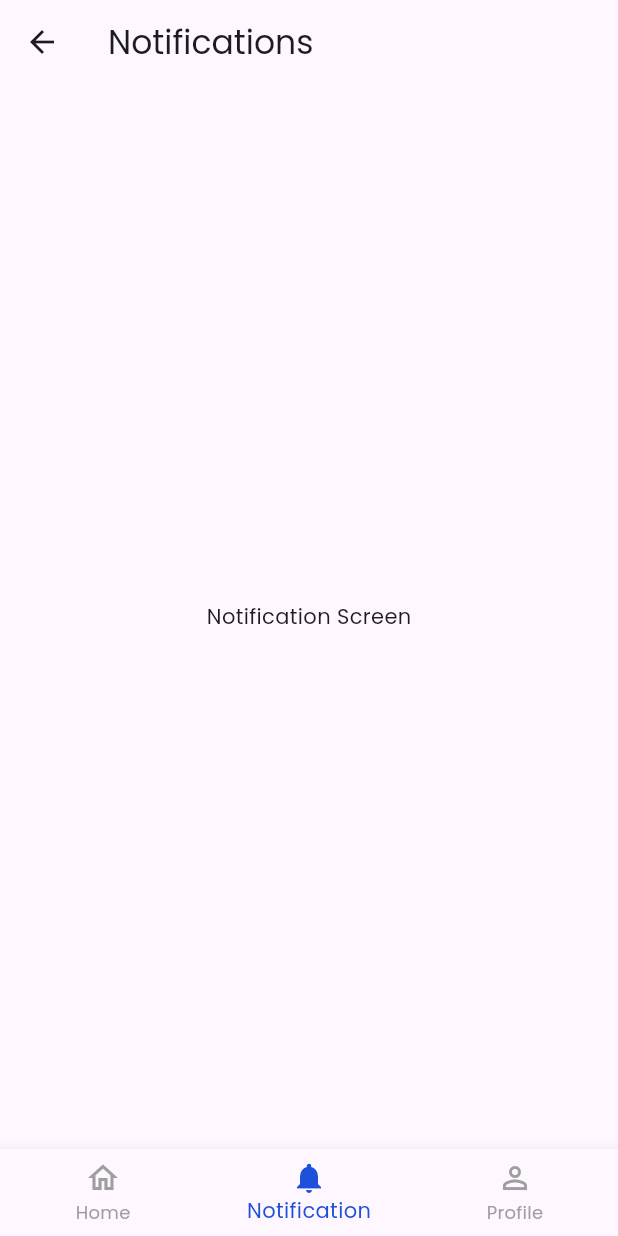
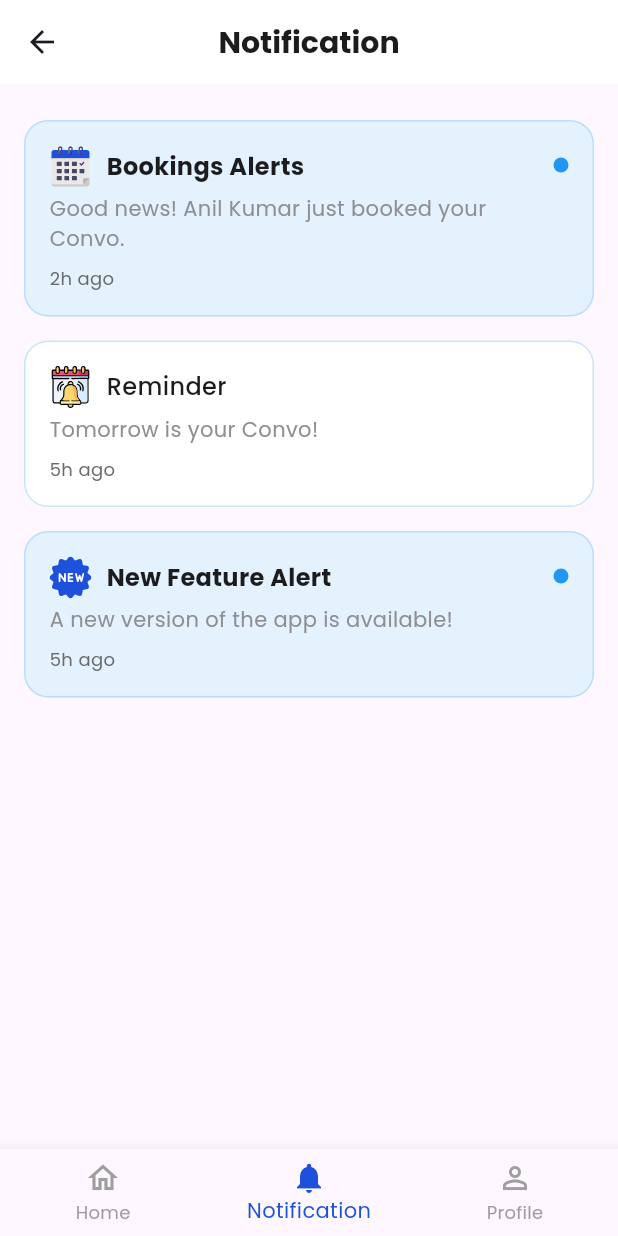
Before and after one commit to AmanUllahAkhand/sayara_hub_app, a Flutter app: the MainTabScreen screen opened by its route, item 2 of the bottom bar chosen, on a phone screen of 412 x 824 dp. Run offline on Flutter 3.47's test engine with Material 3 defaults, Android fonts, the light colour scheme and no system bars; our stand-ins replace flutter_svg, get; project files that could hold a hidden picture were left out.

Commit message:
feat: add notification screen with swipe delete and read state

```diff
--- a/lib/core/constants/app_svgs.dart
+++ b/lib/core/constants/app_svgs.dart
@@ -15,4 +15,10 @@ class AppSvgs {
   static const String battery = 'assets/images/svg/battery.svg';
   static const String spares = 'assets/images/svg/spares.svg';
   static const String electrical = 'assets/images/svg/elec.svg';
+
+  //Notification:
+  static const String booking = 'assets/images/svg/booking.svg';
+  static const String newFeature = 'assets/images/svg/newFeature.svg';
+  static const String reminder = 'assets/images/svg/reminder.svg';
+  static const String delete = 'assets/images/svg/delete.svg';
 }
--- a/lib/features/common/view/main_tab_screen.dart
+++ b/lib/features/common/view/main_tab_screen.dart
@@ -2,6 +2,7 @@ import 'package:flutter/material.dart';
 import 'package:get/get.dart';
 import '../../../core/constants/app_colors.dart';
 import '../../home/view/home_screen.dart';
+import '../../notifications/binding/notification_binding.dart';
 import '../../notifications/view/notification_screen.dart';
 import '../../profile/view/profile_screen.dart';
 import '../controller/bottom_nav_controller.dart';
@@ -18,6 +19,7 @@ class MainTabScreen extends GetView<BottomNavController> {
 
   @override
   Widget build(BuildContext context) {
+    NotificationBinding().dependencies();
     return Obx(
           () => Scaffold(
         body: IndexedStack(
--- a/lib/features/notifications/binding/notification_binding.dart
+++ b/lib/features/notifications/binding/notification_binding.dart
@@ -0,0 +1,9 @@
+import 'package:get/get.dart';
+import '../controller/notification_controller.dart';
+
+class NotificationBinding extends Bindings {
+  @override
+  void dependencies() {
+    Get.lazyPut(() => NotificationController());
+  }
+}
--- a/lib/features/notifications/controller/notification_controller.dart
+++ b/lib/features/notifications/controller/notification_controller.dart
@@ -0,0 +1,92 @@
+import 'package:flutter/material.dart';
+import 'package:get/get.dart';
+
+import '../../../core/constants/app_colors.dart';
+import '../../../core/widgets/custom_text_view.dart';
+import '../model/notification_model.dart';
+
+class NotificationController extends GetxController {
+  final RxList<NotificationItem> notifications = <NotificationItem>[
+    NotificationItem(
+      id: '1',
+      title: 'Bookings Alerts',
+      message: 'Good news! Anil Kumar just booked your Convo.',
+      timeAgo: '2h ago',
+      isRead: false,
+      type: NotificationType.booking,
+    ),
+    NotificationItem(
+      id: '2',
+      title: 'Reminder',
+      message: 'Tomorrow is your Convo!',
+      timeAgo: '5h ago',
+      isRead: true,
+      type: NotificationType.reminder,
+    ),
+    NotificationItem(
+      id: '3',
+      title: 'New Feature Alert',
+      message: 'A new version of the app is available!',
+      timeAgo: '5h ago',
+      isRead: false,
+      type: NotificationType.feature,
+    ),
+  ].obs;
+
+  void markAsRead(String id) {
+    final index = notifications.indexWhere((n) => n.id == id);
+    if (index != -1) {
+      notifications[index] = notifications[index].copyWith(isRead: true);
+      notifications.refresh();
+    }
+  }
+
+  void deleteNotification(String id) {
+    notifications.removeWhere((n) => n.id == id);
+    notifications.refresh();
+  }
+
+  void showDeleteConfirm(String id, String title) {
+    Get.dialog(
+      AlertDialog(
+        shape: RoundedRectangleBorder(borderRadius: BorderRadius.circular(16)),
+        title: CustomTextView(
+          text: 'Delete Notification?',
+          fontWeight: FontWeight.bold,
+          color: AppColors.textPrimary,
+        ),
+        content: CustomTextView(
+          text: 'Are you sure you want to delete "$title"?',
+          color: AppColors.textSecondary,
+        ),
+        actions: [
+          TextButton(
+            onPressed: () => Get.back(),
+            child: CustomTextView(text: 'No', color: AppColors.primary),
+          ),
+          TextButton(
+            onPressed: () {
+              deleteNotification(id);
+              Get.back();
+            },
+            child: CustomTextView(text: 'Yes', color: Colors.red),
+          ),
+        ],
+      ),
+    );
+  }
+}
+
+// Extension for easy copy
+extension NotificationCopy on NotificationItem {
+  NotificationItem copyWith({bool? isRead}) {
+    return NotificationItem(
+      id: id,
+      title: title,
+      message: message,
+      timeAgo: timeAgo,
+      isRead: isRead ?? this.isRead,
+      type: type,
+    );
+  }
+}
--- a/lib/features/notifications/model/notification_model.dart
+++ b/lib/features/notifications/model/notification_model.dart
@@ -0,0 +1,23 @@
+class NotificationItem {
+  final String id;
+  final String title;
+  final String message;
+  final String timeAgo;
+  final bool isRead;
+  final NotificationType type; // To differentiate icon & style
+
+  NotificationItem({
+    required this.id,
+    required this.title,
+    required this.message,
+    required this.timeAgo,
+    required this.isRead,
+    required this.type,
+  });
+}
+
+enum NotificationType {
+  booking,
+  reminder,
+  feature,
+}
--- a/lib/features/notifications/view/notification_screen.dart
+++ b/lib/features/notifications/view/notification_screen.dart
@@ -1,13 +1,164 @@
-import 'package:flutter/cupertino.dart';
 import 'package:flutter/material.dart';
+import 'package:flutter_svg/svg.dart';
+import 'package:get/get.dart';
+import '../../../core/constants/app_colors.dart';
+import '../../../core/constants/app_svgs.dart';
+import '../../../core/widgets/custom_text_view.dart';
+import '../controller/notification_controller.dart';
+import '../model/notification_model.dart';
 
-class NotificationScreen extends StatelessWidget {
+class NotificationScreen extends GetView<NotificationController> {
   const NotificationScreen({super.key});
+
   @override
   Widget build(BuildContext context) {
     return Scaffold(
-      appBar: AppBar(title: const Text('Notifications')),
-      body: const Center(child: Text('Notification Screen')),
+      appBar: AppBar(
+        leading: IconButton(
+          icon: const Icon(Icons.arrow_back),
+          onPressed: () => Get.back(),
+        ),
+        title: CustomTextView(
+          text: 'Notification',
+          fontSize: 20,
+          fontWeight: FontWeight.bold,
+          color: AppColors.textPrimary,
+        ),
+        centerTitle: true,
+        backgroundColor: Colors.white,
+        elevation: 0,
+      ),
+      body: Obx(() {
+        if (controller.notifications.isEmpty) {
+          return const Center(child: Text('No notifications yet'));
+        }
+
+        return ListView.builder(
+          padding: const EdgeInsets.all(16),
+          itemCount: controller.notifications.length,
+          itemBuilder: (context, index) {
+            final noti = controller.notifications[index];
+            return _buildNotificationItem(noti);
+          },
+        );
+      }),
     );
   }
+
+  Widget _buildNotificationItem(NotificationItem noti) {
+    return Dismissible(
+      key: Key(noti.id),
+      direction: DismissDirection.endToStart,
+      background: Container(
+        alignment: Alignment.centerRight,
+        padding: const EdgeInsets.only(right: 24),
+        child: SvgPicture.asset(
+          AppSvgs.delete,
+        ),
+      ),
+
+      onDismissed: (direction) {
+        controller.deleteNotification(noti.id);
+        Get.snackbar('Deleted', 'Notification removed', backgroundColor: Colors.red.withOpacity(0.8), colorText: Colors.white);
+      },
+      confirmDismiss: (direction) async {
+        controller.showDeleteConfirm(noti.id, noti.title);
+        return false;
+      },
+      child: GestureDetector(
+        onTap: () => controller.markAsRead(noti.id),
+        child: Container(
+          margin: const EdgeInsets.symmetric(vertical: 8),
+          padding: const EdgeInsets.all(16),
+          decoration: BoxDecoration(
+            color: noti.isRead ? Colors.white : Colors.blue.shade50,
+            borderRadius: BorderRadius.circular(16),
+            border: Border.all(color: Colors.blue.shade200.withOpacity(0.5)),
+          ),
+          child: Row(
+            crossAxisAlignment: CrossAxisAlignment.start,
+            children: [
+              // Icon with background
+
+
+
+              // Text content
+              Expanded(
+                child: Column(
+                  crossAxisAlignment: CrossAxisAlignment.start,
+                  children: [
+                    Row(
+                      children: [
+                        SvgPicture.asset(
+                          _getIcon(noti.type),
+                          width: 28,
+                          height: 28,
+                        ),
+                        SizedBox(width: 10,),
+                        CustomTextView(
+                          text: noti.title,
+                          fontWeight: noti.isRead ? FontWeight.w500 : FontWeight.bold,
+                          fontSize: 16,
+                          color: AppColors.textPrimary,
+                        ),
+                      ],
+                    ),
+                    const SizedBox(height: 4),
+                    CustomTextView(
+                      text: noti.message,
+                      fontSize: 14,
+                      color: AppColors.textSecondary,
+                    ),
+                    const SizedBox(height: 8),
+                    CustomTextView(
+                      text: noti.timeAgo,
+                      fontSize: 12,
+                      color: AppColors.hintText,
+                    ),
+                  ],
+                ),
+              ),
+
+              // Unread indicator dot (only if unread)
+              if (!noti.isRead)
+                Padding(
+                  padding: const EdgeInsets.only(top: 8),
+                  child: Container(
+                    width: 10,
+                    height: 10,
+                    decoration: const BoxDecoration(
+                      color: Colors.blue,
+                      shape: BoxShape.circle,
+                    ),
+                  ),
+                ),
+            ],
+          ),
+        ),
+      ),
+    );
+  }
+
+  String _getIcon(NotificationType type) {
+    switch (type) {
+      case NotificationType.booking:
+        return AppSvgs.booking;
+      case NotificationType.reminder:
+        return AppSvgs.reminder;
+      case NotificationType.feature:
+        return AppSvgs.newFeature;
+    }
+  }
+
+  Color _getIconBgColor(NotificationType type) {
+    switch (type) {
+      case NotificationType.booking:
+        return Colors.blue.shade100;
+      case NotificationType.reminder:
+        return Colors.green.shade100;
+      case NotificationType.feature:
+        return Colors.purple.shade100;
+    }
+  }
+
 }
```
Also changed, not shown: assets/images/svg/delete.svg (added), assets/images/svg/reminder.svg (added).
